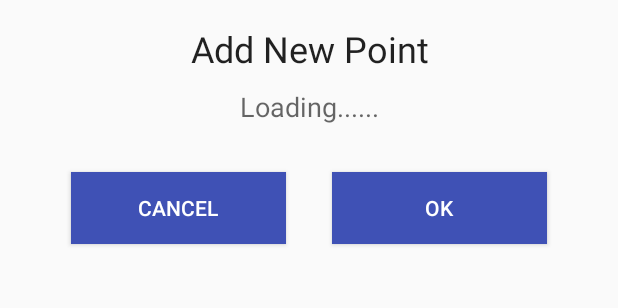
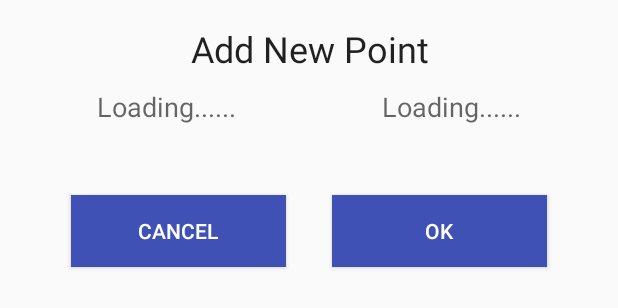
Before and after one commit to JabaHum/MainPolygon, an Android app: the layout add_new_point_dialog.xml on its own in the app's theme, with its tools: preview values and no code run, on a phone screen of 412 x 824 dp. Shown: the top 308 px of the screen. Run offline under Robolectric (Android 15) with nearby library versions, the phone set to English and light mode, and no system bars.

Commit message:
Edited and set Cordinates to add Point Dialog

```diff
--- a/app/src/main/res/layout/add_new_point_dialog.xml
+++ b/app/src/main/res/layout/add_new_point_dialog.xml
@@ -14,14 +14,33 @@
             android:text="Add New Point"
             android:textAlignment="center"
             android:textAppearance="@style/TextAppearance.AppCompat.Headline" />
+
+        <LinearLayout
+            android:orientation="horizontal"
+            android:layout_weight="2"
+            android:layout_width="match_parent"
+            android:layout_height="50dp">
             <TextView
-            android:id="@+id/gps"
+                android:id="@+id/gps_lat"
+                android:layout_width="match_parent"
+                android:layout_weight="1"
+                android:layout_height="wrap_content"
+                android:layout_marginTop="10dp"
+                android:text="Loading......"
+                android:textAlignment="center"
+                android:textAppearance="@style/TextAppearance.AppCompat.Medium" />
+            <TextView
+                android:layout_weight="1"
+                android:id="@+id/gps_lng"
                 android:layout_width="match_parent"
                 android:layout_height="wrap_content"
                 android:layout_marginTop="10dp"
                 android:text="Loading......"
                 android:textAlignment="center"
                 android:textAppearance="@style/TextAppearance.AppCompat.Medium" />
+
+        </LinearLayout>
+
 
 
         <LinearLayout
```
Also changed, not shown: app/src/main/java/com/example/mainpolygon/MainActivity.java (+107 -13 lines). Lines whose indentation alone changed are shown as unchanged.
